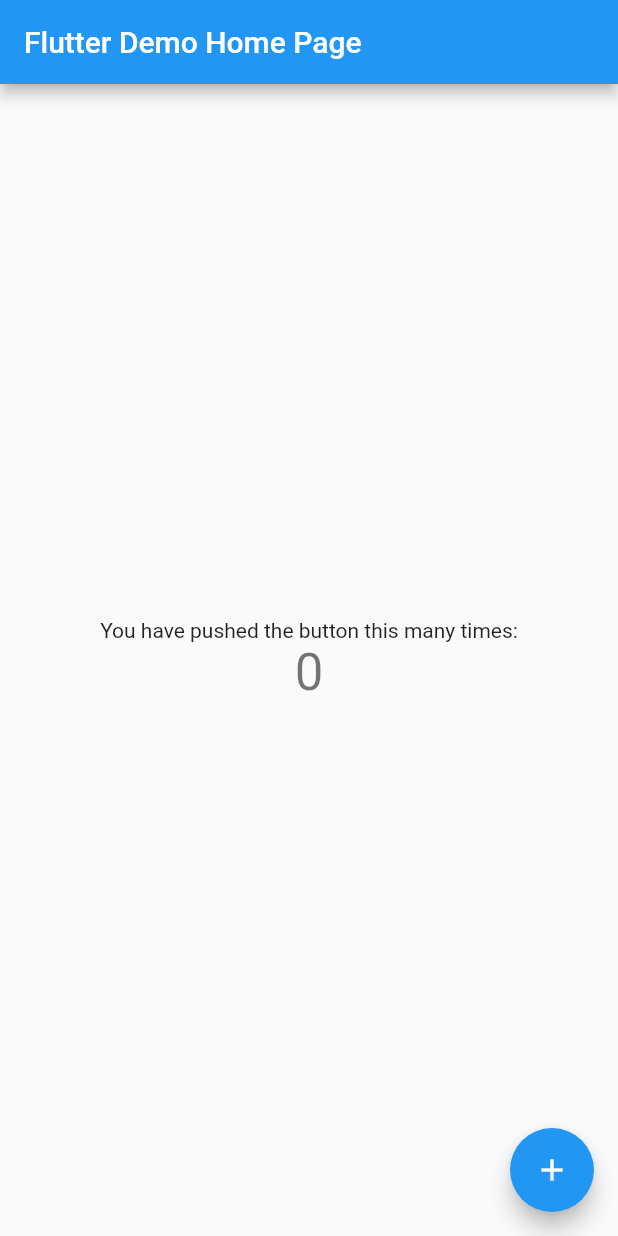
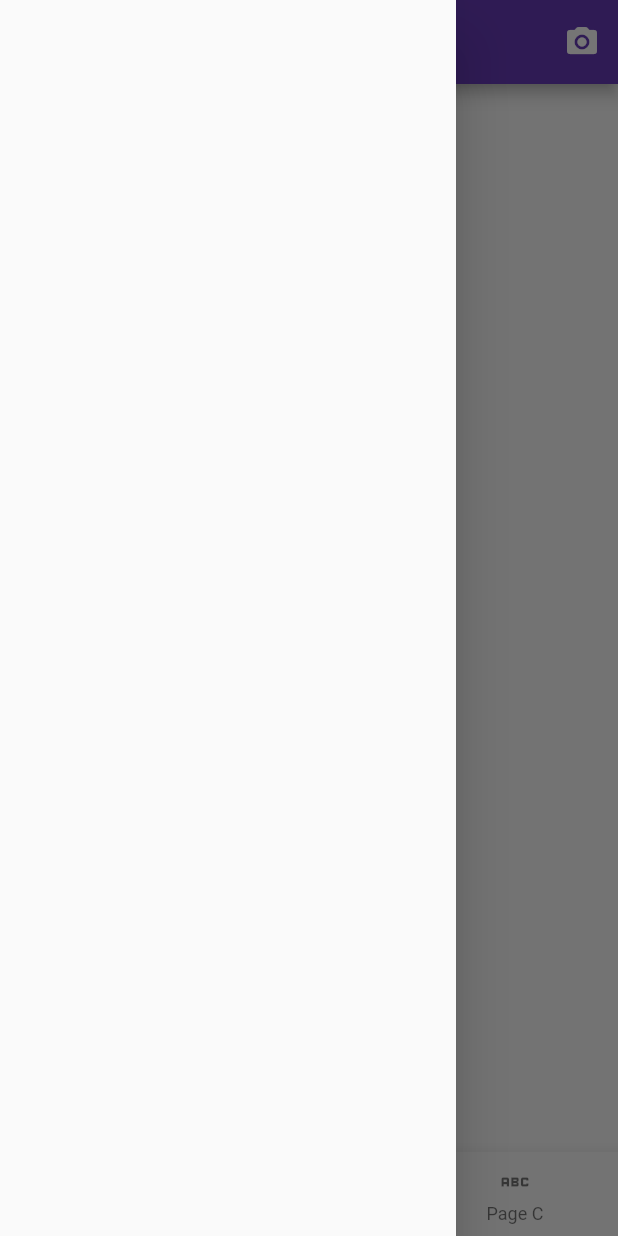
Before and after one commit to MauL08/SynapsisTest, a Flutter app: the screen it shows after launch, with the side drawer open (before the commit the screen has no drawer), on a phone screen of 412 x 824 dp. Run offline on Flutter 3.47's test engine with Material 2 defaults, Android fonts, the phone set to English and light mode, and no system bars.

Commit message:
add basic pages

```diff
--- a/lib/main.dart
+++ b/lib/main.dart
@@ -1,4 +1,5 @@
 import 'package:flutter/material.dart';
+import 'package:synapsis_test/pages/dashboard_page.dart';
 
 void main() {
   runApp(const MyApp());
@@ -7,109 +8,15 @@
 class MyApp extends StatelessWidget {
   const MyApp({super.key});
 
-  // This widget is the root of your application.
   @override
   Widget build(BuildContext context) {
     return MaterialApp(
-      title: 'Flutter Demo',
+      debugShowCheckedModeBanner: false,
+      title: 'Synapsis Test',
       theme: ThemeData(
-        // This is the theme of your application.
-        //
-        // Try running your application with "flutter run". You'll see the
-        // application has a blue toolbar. Then, without quitting the app, try
-        // changing the primarySwatch below to Colors.green and then invoke
-        // "hot reload" (press "r" in the console where you ran "flutter run",
-        // or simply save your changes to "hot reload" in a Flutter IDE).
-        // Notice that the counter didn't reset back to zero; the application
-        // is not restarted.
-        primarySwatch: Colors.blue,
+        primarySwatch: Colors.deepPurple,
       ),
-      home: const MyHomePage(title: 'Flutter Demo Home Page'),
+      home: DashboardPage(),
     );
   }
 }
-
-class MyHomePage extends StatefulWidget {
-  const MyHomePage({super.key, required this.title});
-
-  // This widget is the home page of your application. It is stateful, meaning
-  // that it has a State object (defined below) that contains fields that affect
-  // how it looks.
-
-  // This class is the configuration for the state. It holds the values (in this
-  // case the title) provided by the parent (in this case the App widget) and
-  // used by the build method of the State. Fields in a Widget subclass are
-  // always marked "final".
-
-  final String title;
-
-  @override
-  State<MyHomePage> createState() => _MyHomePageState();
-}
-
-class _MyHomePageState extends State<MyHomePage> {
-  int _counter = 0;
-
-  void _incrementCounter() {
-    setState(() {
-      // This call to setState tells the Flutter framework that something has
-      // changed in this State, which causes it to rerun the build method below
-      // so that the display can reflect the updated values. If we changed
-      // _counter without calling setState(), then the build method would not be
-      // called again, and so nothing would appear to happen.
-      _counter++;
-    });
-  }
-
-  @override
-  Widget build(BuildContext context) {
-    // This method is rerun every time setState is called, for instance as done
-    // by the _incrementCounter method above.
-    //
-    // The Flutter framework has been optimized to make rerunning build methods
-    // fast, so that you can just rebuild anything that needs updating rather
-    // than having to individually change instances of widgets.
-    return Scaffold(
-      appBar: AppBar(
-        // Here we take the value from the MyHomePage object that was created by
-        // the App.build method, and use it to set our appbar title.
-        title: Text(widget.title),
-      ),
-      body: Center(
-        // Center is a layout widget. It takes a single child and positions it
-        // in the middle of the parent.
-        child: Column(
-          // Column is also a layout widget. It takes a list of children and
-          // arranges them vertically. By default, it sizes itself to fit its
-          // children horizontally, and tries to be as tall as its parent.
-          //
-          // Invoke "debug painting" (press "p" in the console, choose the
-          // "Toggle Debug Paint" action from the Flutter Inspector in Android
-          // Studio, or the "Toggle Debug Paint" command in Visual Studio Code)
-          // to see the wireframe for each widget.
-          //
-          // Column has various properties to control how it sizes itself and
-          // how it positions its children. Here we use mainAxisAlignment to
-          // center the children vertically; the main axis here is the vertical
-          // axis because Columns are vertical (the cross axis would be
-          // horizontal).
-          mainAxisAlignment: MainAxisAlignment.center,
-          children: <Widget>[
-            const Text(
-              'You have pushed the button this many times:',
-            ),
-            Text(
-              '$_counter',
-              style: Theme.of(context).textTheme.headline4,
-            ),
-          ],
-        ),
-      ),
-      floatingActionButton: FloatingActionButton(
-        onPressed: _incrementCounter,
-        tooltip: 'Increment',
-        child: const Icon(Icons.add),
-      ), // This trailing comma makes auto-formatting nicer for build methods.
-    );
-  }
-}
--- /dev/null
+++ b/lib/pages/a_page/a_page.dart
@@ -0,0 +1,12 @@
+import 'package:flutter/material.dart';
+
+class APage extends StatelessWidget {
+  const APage({super.key});
+
+  @override
+  Widget build(BuildContext context) {
+    return Scaffold(
+      body: Text('Halaman A'),
+    );
+  }
+}
--- /dev/null
+++ b/lib/pages/b_page/b_page.dart
@@ -0,0 +1,12 @@
+import 'package:flutter/material.dart';
+
+class BPage extends StatelessWidget {
+  const BPage({super.key});
+
+  @override
+  Widget build(BuildContext context) {
+    return Scaffold(
+      body: Text('Halaman B'),
+    );
+  }
+}
--- /dev/null
+++ b/lib/pages/c_page/c_page.dart
@@ -0,0 +1,12 @@
+import 'package:flutter/material.dart';
+
+class CPage extends StatelessWidget {
+  const CPage({super.key});
+
+  @override
+  Widget build(BuildContext context) {
+    return Scaffold(
+      body: Text('Halaman C'),
+    );
+  }
+}
--- /dev/null
+++ b/lib/pages/camera_page/camera_page.dart
@@ -0,0 +1,17 @@
+import 'package:flutter/material.dart';
+
+class CameraPage extends StatefulWidget {
+  const CameraPage({super.key});
+
+  @override
+  State<CameraPage> createState() => _CameraPageState();
+}
+
+class _CameraPageState extends State<CameraPage> {
+  @override
+  Widget build(BuildContext context) {
+    return Scaffold(
+      appBar: AppBar(),
+    );
+  }
+}
--- /dev/null
+++ b/lib/pages/dashboard_page.dart
@@ -0,0 +1,66 @@
+import 'package:flutter/material.dart';
+import 'package:synapsis_test/pages/a_page/a_page.dart';
+import 'package:synapsis_test/pages/b_page/b_page.dart';
+import 'package:synapsis_test/pages/c_page/c_page.dart';
+import 'package:synapsis_test/pages/camera_page/camera_page.dart';
+import 'package:synapsis_test/pages/drawer_page/drawer_page.dart';
+
+class DashboardPage extends StatefulWidget {
+  DashboardPage({super.key});
+
+  @override
+  State<DashboardPage> createState() => _DashboardPageState();
+}
+
+class _DashboardPageState extends State<DashboardPage> {
+  int _selectedItem = 0;
+
+  List<Widget> _pages = [
+    APage(),
+    BPage(),
+    CPage(),
+  ];
+
+  @override
+  Widget build(BuildContext context) {
+    return Scaffold(
+      appBar: AppBar(
+        title: Text('HUHU'),
+        actions: [
+          IconButton(
+            onPressed: () {
+              Navigator.push(context, MaterialPageRoute(builder: ((context) {
+                return CameraPage();
+              })));
+            },
+            icon: Icon(Icons.camera_alt_rounded),
+          ),
+        ],
+      ),
+      drawer: DrawerPage(),
+      body: _pages[_selectedItem],
+      bottomNavigationBar: BottomNavigationBar(
+        currentIndex: _selectedItem,
+        onTap: ((value) {
+          setState(() {
+            _selectedItem = value;
+          });
+        }),
+        items: [
+          BottomNavigationBarItem(
+            label: 'Page A',
+            icon: Icon(Icons.abc),
+          ),
+          BottomNavigationBarItem(
+            label: 'Page B',
+            icon: Icon(Icons.abc),
+          ),
+          BottomNavigationBarItem(
+            label: 'Page C',
+            icon: Icon(Icons.abc),
+          )
+        ],
+      ),
+    );
+  }
+}
--- /dev/null
+++ b/lib/pages/drawer_page/drawer_page.dart
@@ -0,0 +1,10 @@
+import 'package:flutter/material.dart';
+
+class DrawerPage extends StatelessWidget {
+  const DrawerPage({super.key});
+
+  @override
+  Widget build(BuildContext context) {
+    return Drawer();
+  }
+}
```
